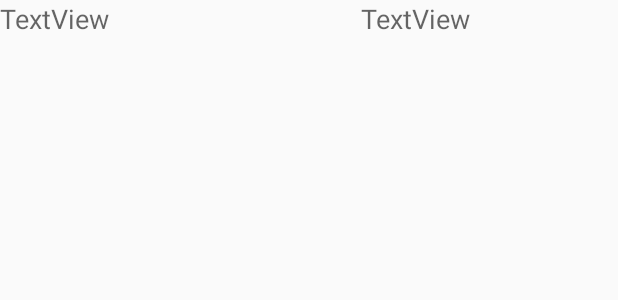
After one commit to braxanmp/sdm_entrega, an Android app: the layout score_list_row.xml on its own in the app's theme, with its tools: preview values and no code run, on a phone screen of 412 x 824 dp. The commit adds this screen. Shown: the top 300 px of the screen. Run offline under Robolectric (Android 15) with nearby library versions, the phone set to English and light mode, and no system bars.

Commit message:
Interfaz score(a medias)

```diff
--- a/app/build.gradle
+++ b/app/build.gradle
@@ -25,4 +25,5 @@ dependencies {
     testImplementation 'junit:junit:4.12'
     androidTestImplementation 'com.android.support.test:runner:1.0.1'
     androidTestImplementation 'com.android.support.test.espresso:espresso-core:3.0.1'
+    implementation 'com.android.support:gridlayout-v7:26.1.0'
 }
--- /dev/null
+++ b/app/src/main/res/layout/score_list_row.xml
@@ -0,0 +1,27 @@
+<?xml version="1.0" encoding="utf-8"?>
+<android.support.constraint.ConstraintLayout
+    xmlns:android="http://schemas.android.com/apk/res/android"
+    xmlns:app="http://schemas.android.com/apk/res-auto"
+    xmlns:tools="http://schemas.android.com/tools"
+    android:layout_width="match_parent"
+    android:layout_height="match_parent">
+
+    <TextView
+        android:id="@+id/label_puntuacion"
+        android:layout_width="wrap_content"
+        android:layout_height="wrap_content"
+        android:layout_marginStart="168dp"
+        android:text="TextView"
+        android:textAppearance="@style/TextAppearance.AppCompat.Medium"
+        app:layout_constraintStart_toEndOf="@+id/label_usuario"
+        tools:layout_editor_absoluteY="16dp" />
+
+    <TextView
+        android:id="@+id/label_usuario"
+        android:layout_width="wrap_content"
+        android:layout_height="wrap_content"
+        android:text="TextView"
+        android:textAppearance="@style/TextAppearance.AppCompat.Medium"
+        tools:layout_editor_absoluteX="16dp"
+        tools:layout_editor_absoluteY="16dp" />
+</android.support.constraint.ConstraintLayout>
```
Also changed, not shown: app/src/main/java/meb/sdm/entrega/HighScore.java (added, +72 -0 lines), app/src/main/java/meb/sdm/entrega/ScoreActivity.java (+30 -0 lines), app/src/main/java/meb/sdm/entrega/adapters/ScoreAdapter.java (added, +56 -0 lines), app/src/main/res/layout/activity_score.xml (+47 -0 lines).
